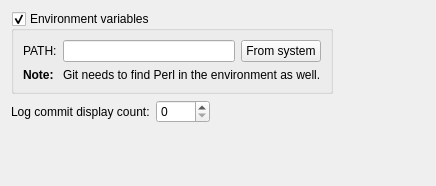
qt-creator/qt-creator, file src/plugins/git/settingspage.ui: the form before one commit.
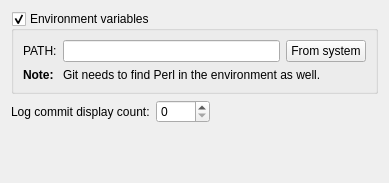
The form after the commit.

Commit message:
Fix git configuration page resize behaviour
Now it uses all the available space.

Diff of the .ui file:
```diff
--- a/src/plugins/git/settingspage.ui
+++ b/src/plugins/git/settingspage.ui
@@ -6,15 +6,13 @@
    <rect>
     <x>0</x>
     <y>0</y>
-    <width>436</width>
-    <height>186</height>
+    <width>389</width>
+    <height>183</height>
    </rect>
   </property>
   <property name="windowTitle">
    <string>Form</string>
   </property>
-  <layout class="QHBoxLayout" name="horizontalLayout">
-   <item>
     <layout class="QVBoxLayout" name="verticalLayout">
      <item>
       <widget class="QGroupBox" name="environmentGroupBox">
@@ -99,21 +97,6 @@
         <size>
          <width>20</width>
          <height>40</height>
-        </size>
-       </property>
-      </spacer>
-     </item>
-    </layout>
-   </item>
-   <item>
-    <spacer name="horizontalSpacer">
-     <property name="orientation">
-      <enum>Qt::Horizontal</enum>
-     </property>
-     <property name="sizeHint" stdset="0">
-      <size>
-       <width>40</width>
-       <height>20</height>
       </size>
      </property>
     </spacer>
```
Lines whose indentation alone changed are shown as unchanged.
